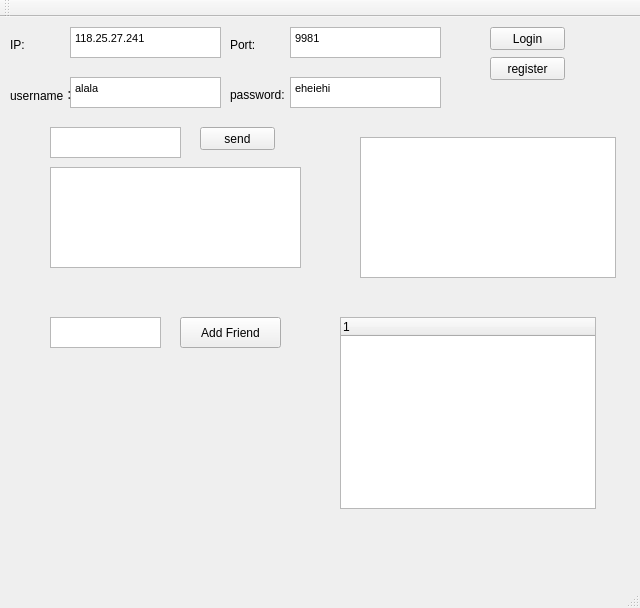
The window that LixTalk-client/LixTalk.ui (ZingLix/LixTalk-client) describes before a commit, drawn with Qt 5.
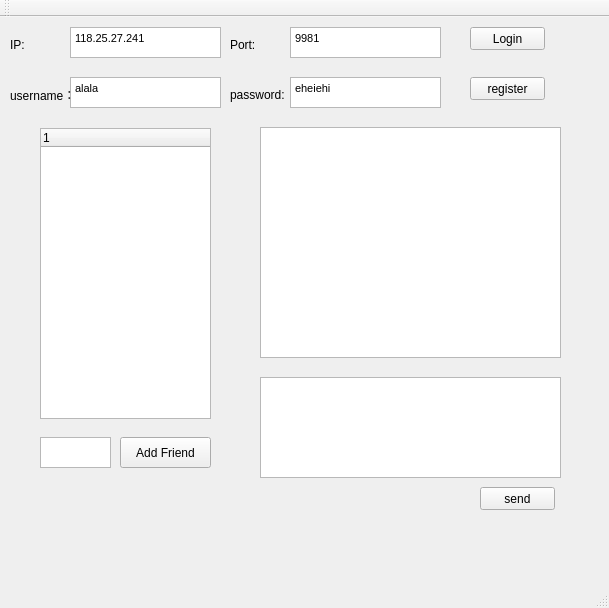
The same window after the commit.

Commit message: support friend chat

Diff of the .ui file:
```diff
--- a/LixTalk-client/LixTalk.ui
+++ b/LixTalk-client/LixTalk.ui
@@ -6,7 +6,7 @@
    <rect>
     <x>0</x>
     <y>0</y>
-    <width>640</width>
+    <width>609</width>
     <height>608</height>
    </rect>
   </property>
@@ -17,7 +17,7 @@
    <widget class="QPushButton" name="pushButton">
     <property name="geometry">
      <rect>
-      <x>490</x>
+      <x>470</x>
       <y>10</y>
       <width>75</width>
       <height>23</height>
@@ -153,8 +153,8 @@
    <widget class="QLabel" name="label_5">
     <property name="geometry">
      <rect>
-      <x>490</x>
-      <y>70</y>
+      <x>400</x>
+      <y>470</y>
       <width>61</width>
       <height>16</height>
      </rect>
@@ -166,8 +166,8 @@
    <widget class="QPushButton" name="pushButton_2">
     <property name="geometry">
      <rect>
-      <x>490</x>
-      <y>40</y>
+      <x>470</x>
+      <y>60</y>
       <width>75</width>
       <height>23</height>
      </rect>
@@ -176,22 +176,12 @@
      <string>register</string>
     </property>
    </widget>
-   <widget class="QTextEdit" name="textEdit_5">
-    <property name="geometry">
-     <rect>
-      <x>50</x>
-      <y>110</y>
-      <width>131</width>
-      <height>31</height>
-     </rect>
-    </property>
-   </widget>
    <widget class="QTextEdit" name="textEdit_6">
     <property name="geometry">
      <rect>
-      <x>50</x>
-      <y>150</y>
-      <width>251</width>
+      <x>260</x>
+      <y>360</y>
+      <width>301</width>
       <height>101</height>
      </rect>
     </property>
@@ -199,8 +189,8 @@
    <widget class="QPushButton" name="pushButton_3">
     <property name="geometry">
      <rect>
-      <x>200</x>
-      <y>110</y>
+      <x>480</x>
+      <y>470</y>
       <width>75</width>
       <height>23</height>
      </rect>
@@ -212,19 +202,19 @@
    <widget class="QListWidget" name="listWidget">
     <property name="geometry">
      <rect>
-      <x>360</x>
-      <y>120</y>
-      <width>256</width>
-      <height>141</height>
+      <x>260</x>
+      <y>110</y>
+      <width>301</width>
+      <height>231</height>
      </rect>
     </property>
    </widget>
    <widget class="QTextEdit" name="textEdit_7">
     <property name="geometry">
      <rect>
-      <x>50</x>
-      <y>300</y>
-      <width>111</width>
+      <x>40</x>
+      <y>420</y>
+      <width>71</width>
       <height>31</height>
      </rect>
     </property>
@@ -232,9 +222,9 @@
    <widget class="QPushButton" name="pushButton_4">
     <property name="geometry">
      <rect>
-      <x>180</x>
-      <y>300</y>
-      <width>101</width>
+      <x>120</x>
+      <y>420</y>
+      <width>91</width>
       <height>31</height>
      </rect>
     </property>
@@ -245,12 +235,17 @@
    <widget class="QTreeWidget" name="treeWidget">
     <property name="geometry">
      <rect>
-      <x>340</x>
-      <y>300</y>
-      <width>256</width>
-      <height>192</height>
+      <x>40</x>
+      <y>111</y>
+      <width>171</width>
+      <height>291</height>
      </rect>
     </property>
+    <column>
+     <property name="text">
+      <string notr="true">1</string>
+     </property>
+    </column>
    </widget>
   </widget>
   <widget class="QMenuBar" name="menuBar">
```
Left out of the diff: 2 changed lines with no effect on the pictures. The commit also changes 2 other files.
